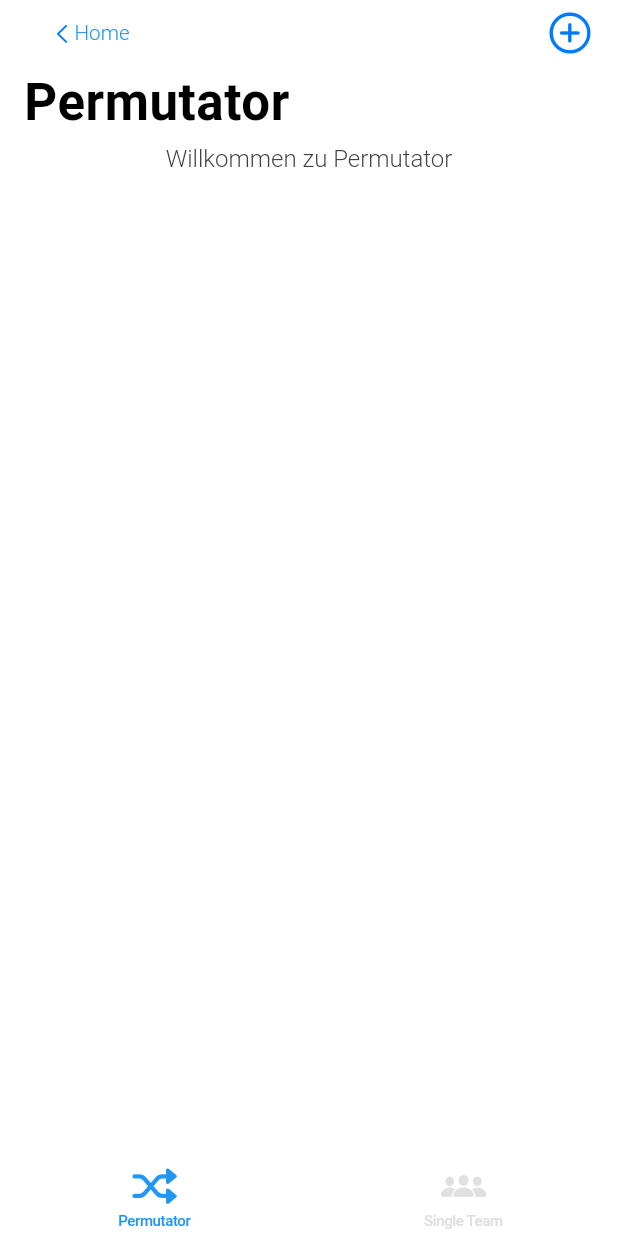
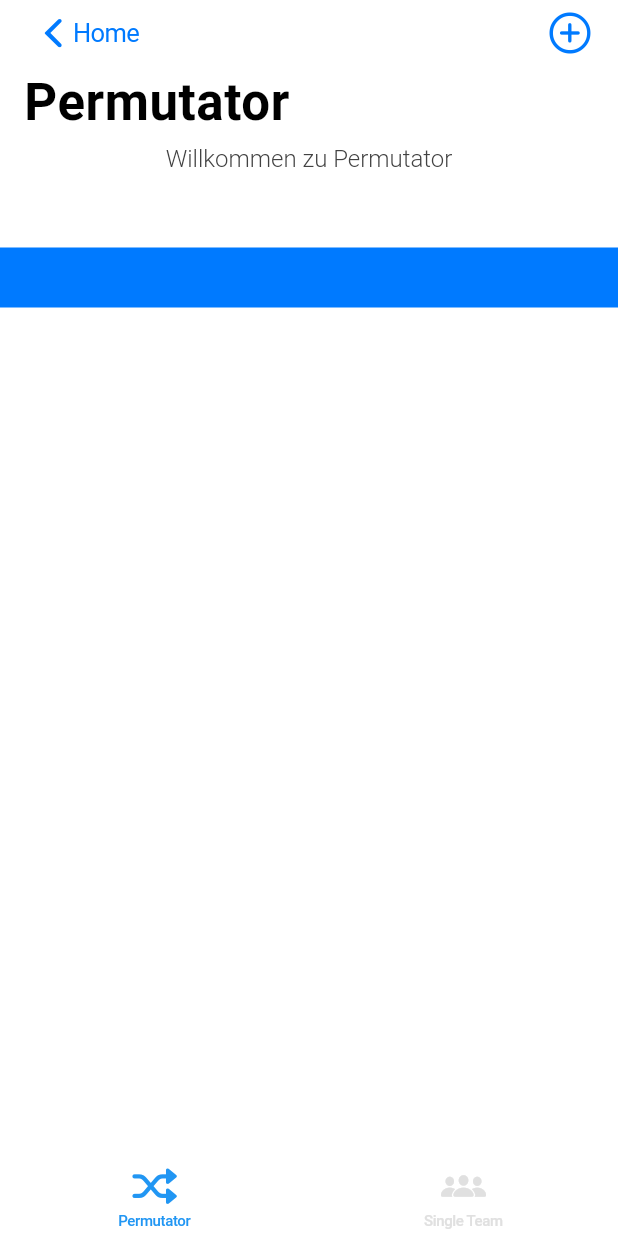
Before and after one commit to ed-val/flutter_teams_permutator, a Flutter app: the TabsScreen screen opened by its route, item 2 of the bottom bar chosen, after a tap on "Permutator", on a phone screen of 412 x 824 dp. Run offline on Flutter 3.47's test engine with Material 2 defaults, Android fonts, the phone set to English and light mode, and no system bars; Roboto replaces fonts that are missing (SF Compact Rounded, SF UI Text).

Commit message:
fixed status bar icons bug using cupertinoNavigationBar

```diff
--- a/lib/screens/permutator/permutator_screen.dart
+++ b/lib/screens/permutator/permutator_screen.dart
@@ -1,8 +1,7 @@
 import 'package:flutter/material.dart';
 import 'package:flutter/cupertino.dart';
 import 'package:teams_permutator/screens/home/home_screen.dart';
-import 'package:teams_permutator/screens/home/home_screen.dart';
-// import 'package:teams_permutator/screens/tabs/tabs_screen.dart';
+import 'package:teams_permutator/utils/sliver_delegate.dart';
 
 class PermutatorScreen extends StatefulWidget {
   static const routeName = '/permutator_screen';
@@ -12,7 +11,8 @@ class PermutatorScreen extends StatefulWidget {
 }
 
 class _PermutatorScreenState extends State<PermutatorScreen> {
-  final GlobalKey<FormState> _permutatorKey = GlobalKey<FormState>(debugLabel: '_permutatorKey');
+  final GlobalKey<FormState> _permutatorKey =
+      GlobalKey<FormState>(debugLabel: '_permutatorKey');
 
   @override
   Widget build(BuildContext context) {
@@ -22,22 +22,35 @@ class _PermutatorScreenState extends State<PermutatorScreen> {
         semanticChildCount: 1,
         slivers: <Widget>[
           CupertinoSliverNavigationBar(
-            backgroundColor: Colors.transparent,
-            leading: buildLeading(context),
+            automaticallyImplyLeading: false,
+            leading: CupertinoNavigationBarBackButton(
+              previousPageTitle: 'Home',
+              onPressed: () {
+                Navigator.of(context, rootNavigator: true).pushReplacement(
+                  CupertinoPageRoute(
+                    builder: (ctx) => HomeScreen(),
+                  ),
+                  // HomeScreen.routeName,
+                );
+              },
+            ),
             transitionBetweenRoutes: true,
-            previousPageTitle: 'Home',
+            // previousPageTitle: 'Home',
             trailing: Icon(CupertinoIcons.add_circled),
           ),
           SliverPadding(
             // Top media padding consumed by CupertinoSliverNavigationBar.
             // Left/Right media padding consumed by Tab1RowItem.
-            padding: MediaQuery.of(context).removePadding(
+            padding: MediaQuery.of(context)
+                .removePadding(
                   removeTop: true,
                   removeLeft: true,
                   removeRight: true,
-            ).padding,
+                )
+                .padding,
             sliver: SliverList(
-              delegate: SliverChildBuilderDelegate((BuildContext context, int index) {
+                delegate: SliverChildBuilderDelegate(
+              (BuildContext context, int index) {
                 return Container(
                   child: Center(
                     child: Text('Willkommen zu Permutator'),
@@ -45,7 +58,18 @@ class _PermutatorScreenState extends State<PermutatorScreen> {
                 );
               },
               childCount: 1,
-              )
+            )),
+          ),
+          SliverPersistentHeader(
+            pinned: true,
+            delegate: SliverAppBarDelegate(
+              child: PreferredSize(
+                preferredSize: Size.fromHeight(40.0),
+                child: Container(
+                  color: CupertinoTheme.of(context).primaryContrastingColor,
+                  height: 40,
+                ),
+              ),
             ),
           ),
         ],
@@ -58,19 +82,21 @@ class _PermutatorScreenState extends State<PermutatorScreen> {
       child: Center(
           child: CupertinoButton(
         onPressed: () {
-            Navigator.of(context, rootNavigator: true).pushReplacement(
-            CupertinoPageRoute(builder: (ctx) => HomeScreen(),),
-            // TabsScreen.routeName
+          Navigator.of(context, rootNavigator: true).removeRoute(
+            CupertinoPageRoute(
+              builder: (ctx) => HomeScreen(),
+            ),
+            // HomeScreen.routeName,
           );
         },
         child: Row(
           children: <Widget>[
             Icon(CupertinoIcons.left_chevron),
-              Text('Home', style: CupertinoTheme.of(context).textTheme.actionTextStyle),
+            Text('Home',
+                style: CupertinoTheme.of(context).textTheme.actionTextStyle),
           ],
         ),
-        )
-      ),
+      )),
     );
   }
 }
--- a/lib/screens/singleTeam/single_team_screen.dart
+++ b/lib/screens/singleTeam/single_team_screen.dart
@@ -1,4 +1,6 @@
 import 'package:flutter/cupertino.dart';
+import 'package:flutter/material.dart';
+import 'package:flutter/services.dart';
 
 class SingleTeamScreen extends StatelessWidget {
   static const routeName = '/single_team_screen';
@@ -8,12 +10,13 @@ class SingleTeamScreen extends StatelessWidget {
   Widget build(BuildContext context) {
     return CupertinoPageScaffold(
       navigationBar: CupertinoNavigationBar(
+        transitionBetweenRoutes: true,
         middle: Text('Analize Team'),
       ),
       child: Center(
         child: CupertinoButton(
-          child: const Text('Hallo'),
           onPressed: () {},
+          child: Text('This is a tab'),
         ),
       ),
     );
--- a/lib/screens/tabs/tabs_screen.dart
+++ b/lib/screens/tabs/tabs_screen.dart
@@ -13,9 +13,9 @@ class TabsScreen extends StatefulWidget {
 
 class _TabsScreenState extends State<TabsScreen> {
   List<Map<String, Object>> _pages;
-  final CupertinoTabController _tabController = CupertinoTabController(initialIndex: 0);
+  final CupertinoTabController _tabController =
+      CupertinoTabController(initialIndex: 0);
   // int _selectedPageIndex = 0;
-
 
   // void goBack() {
   //   Navigator.popAndPushNamed(context, HomeScreen.routeName);
@@ -28,12 +28,22 @@ class _TabsScreenState extends State<TabsScreen> {
       tabBar: CupertinoTabBar(
         onTap: (int index) {
           switch (index) {
-            case 0: return EnterExitRoute(exitPage: TabsScreen(), enterPage: PermutatorScreen());
-            case 1: return EnterExitRoute(exitPage: TabsScreen(), enterPage: SingleTeamScreen());
+            case 0:
+              EnterExitRoute(
+                  exitPage: PermutatorScreen(), enterPage: SingleTeamScreen());
+              break;
+            case 1:
+              EnterExitRoute(
+                  exitPage: SingleTeamScreen(), enterPage: PermutatorScreen());
+              break;
           }
           return null;
         },
-        border: const Border(top: BorderSide(color: Colors.transparent, width: 0.0, style: BorderStyle.solid)),
+        border: const Border(
+            top: BorderSide(
+                color: Colors.transparent,
+                width: 0.0,
+                style: BorderStyle.solid)),
         activeColor: Colors.blue,
         backgroundColor: Colors.transparent, //get blurr efect
         inactiveColor: Colors.grey[300],
--- /dev/null
+++ b/lib/utils/sliver_delegate.dart
@@ -0,0 +1,28 @@
+import 'package:flutter/material.dart';
+
+class SliverAppBarDelegate extends SliverPersistentHeaderDelegate {
+  final PreferredSize child;
+
+  SliverAppBarDelegate({this.child});
+
+  @override
+  Widget build(
+      BuildContext context, double shrinkOffset, bool overlapsContent) {
+    // TODO: implement build
+    return child;
+  }
+
+  @override
+  // TODO: implement maxExtent
+  double get maxExtent => child.preferredSize.height;
+
+  @override
+  // TODO: implement minExtent
+  double get minExtent => child.preferredSize.height;
+
+  @override
+  bool shouldRebuild(SliverPersistentHeaderDelegate oldDelegate) {
+    // TODO: implement shouldRebuild
+    return false;
+  }
+}
```
Also changed, not shown: lib/main.dart (+8 -3 lines), lib/screens/home/home_screen.dart (+14 -15 lines). Lines whose indentation alone changed are shown as unchanged.
